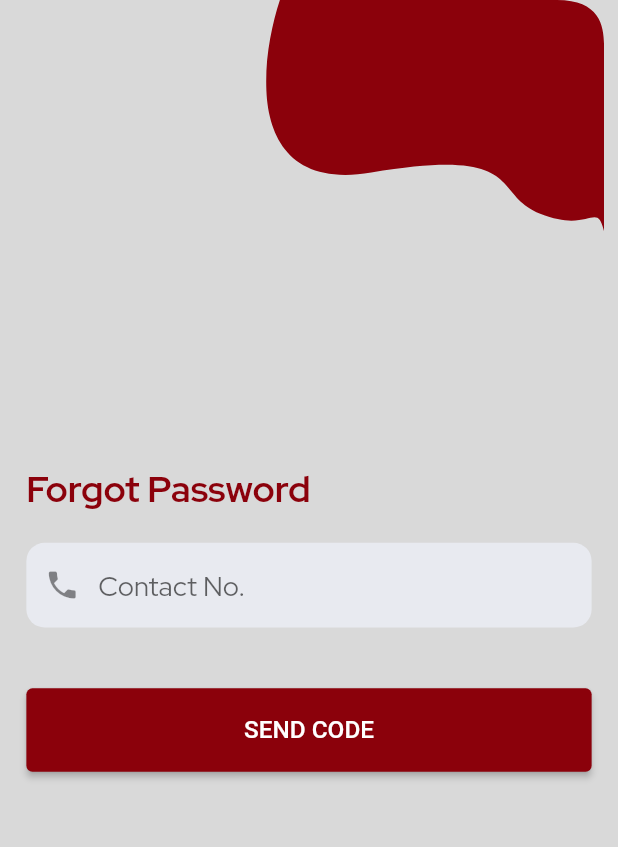
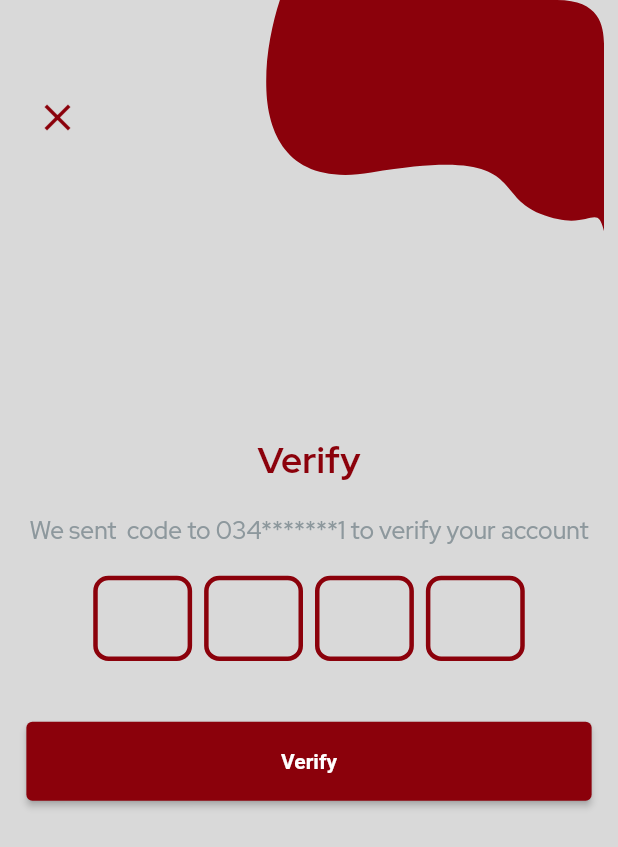
Before and after one commit to sherryqaisrani/student_management_system, a Flutter app: the screen it shows after launch, on a phone screen of 412 x 824 dp. Shown: the top 847 px of the screen. Run offline on Flutter 3.47's test engine with Material 2 defaults, Android fonts, the phone set to English and light mode, and no system bars; drawn by our look-alikes of pinput; our stand-ins replace dio, flutter_screenutil, flutter_svg, google_fonts.

Commit message:
OTP Page Done Successfully

```diff
--- a/lib/main.dart
+++ b/lib/main.dart
@@ -5,6 +5,7 @@ import 'package:flutter_screenutil/flutter_screenutil.dart';
 import 'package:student_management_system/screens/change_password.dart';
 import 'package:student_management_system/screens/forgot_password.dart';
 import 'package:student_management_system/screens/loginpage2.dart';
+import 'package:student_management_system/screens/otp.dart';
 import 'package:student_management_system/screens/personal.dart';
 import 'package:student_management_system/screens/edit_qualification.dart';
 import 'package:student_management_system/screens/qualification.dart';
@@ -36,7 +37,7 @@ class MyApp extends StatelessWidget {
           home: child,
         );
       },
-      child: ForgotPassword(),
+      child: OtpPage(),
     );
   }
 }
--- /dev/null
+++ b/lib/screens/otp.dart
@@ -0,0 +1,117 @@
+import 'package:flutter/material.dart';
+import 'package:flutter_screenutil/flutter_screenutil.dart';
+import 'package:flutter_svg/flutter_svg.dart';
+import 'package:pinput/pinput.dart';
+import 'package:student_management_system/utils/colors.dart';
+import 'package:student_management_system/utils/constant.dart';
+import 'package:student_management_system/utils/file_path.dart';
+
+class OtpPage extends StatelessWidget {
+  const OtpPage({Key? key}) : super(key: key);
+
+  @override
+  Widget build(BuildContext context) {
+    final defaultPinTheme = PinTheme(
+      width: 60.w,
+      height: 56.h,
+      textStyle: TextStyle(
+        fontSize: 24,
+        color: Theme.of(context).colorScheme.primary,
+        fontWeight: FontWeight.bold,
+      ),
+      decoration: BoxDecoration(
+        border: Border.all(
+          color: Theme.of(context).colorScheme.primary,
+          width: 3,
+        ),
+        borderRadius: BorderRadius.circular(10.r),
+      ),
+    );
+
+    final focusedPinTheme = defaultPinTheme.copyDecorationWith(
+      border: Border.all(
+        color: Theme.of(context).colorScheme.secondary,
+        width: 3,
+      ),
+      borderRadius: BorderRadius.circular(10.r),
+    );
+
+    final submittedPinTheme = defaultPinTheme.copyWith(
+      decoration: defaultPinTheme.decoration!.copyWith(
+        color: Color.fromRGBO(234, 239, 243, 1),
+      ),
+    );
+    return Scaffold(
+      body: Stack(
+        children: [
+          Positioned(
+            right: 0,
+            top: 0,
+            child: SvgPicture.asset(
+              FilePath.appLogo,
+              height: 152.h,
+              width: 222.w,
+            ),
+          ),
+          Positioned(
+            top: 50,
+            left: 10,
+            child: Padding(
+              padding: REdgeInsets.all(12.w),
+              child: Icon(
+                Icons.close,
+                color: Theme.of(context).primaryColor,
+                size: 30,
+              ),
+            ),
+          ),
+          SafeArea(
+            child: Padding(
+              padding: aPagePadding,
+              child: Center(
+                child: SingleChildScrollView(
+                  child: Column(
+                    crossAxisAlignment: CrossAxisAlignment.center,
+                    children: [
+                      Text(
+                        'Verify',
+                        style: Theme.of(context).textTheme.headline3,
+                      ),
+                      aPageSpecing1,
+                      Text(
+                        'We sent  code to 034*******1 to verify your account',
+                        style: Theme.of(context).textTheme.headline6!.copyWith(
+                              color: aGrayColor,
+                            ),
+                      ),
+                      aPageSpecing1,
+                      Pinput(
+                        defaultPinTheme: defaultPinTheme,
+                        focusedPinTheme: focusedPinTheme,
+                        submittedPinTheme: submittedPinTheme,
+                        validator: (value) {
+                          return value == '1234' ? null : 'Pin is incorrect';
+                        },
+                        pinputAutovalidateMode: PinputAutovalidateMode.onSubmit,
+                        showCursor: true,
+                        onCompleted: (pin) => print(pin),
+                      ),
+                      aPageSpecing2,
+                      SizedBox(
+                        width: double.infinity,
+                        child: ElevatedButton(
+                          onPressed: () {},
+                          child: const Text('Verify'),
+                        ),
+                      ),
+                    ],
+                  ),
+                ),
+              ),
+            ),
+          )
+        ],
+      ),
+    );
+  }
+}
--- a/lib/utils/colors.dart
+++ b/lib/utils/colors.dart
@@ -21,3 +21,4 @@ const Color aDarkBackgroundColor = Color(0xFF2D3251);
 const Color aDarkErrorColor = Color(0xFFD0524A);
 
 const Color oragneColor = Color(0xffFCC50A);
+const Color aGrayColor = Color(0xFF8D989D);
--- a/pubspec.yaml
+++ b/pubspec.yaml
@@ -39,6 +39,7 @@ dependencies:
   intl: ^0.17.0
   dio: ^4.0.6
   google_fonts: ^3.0.1
+  pinput: ^2.2.11
 dev_dependencies:
   flutter_test:
     sdk: flutter
```
Also changed, not shown: pubspec.lock, 5 other files.
